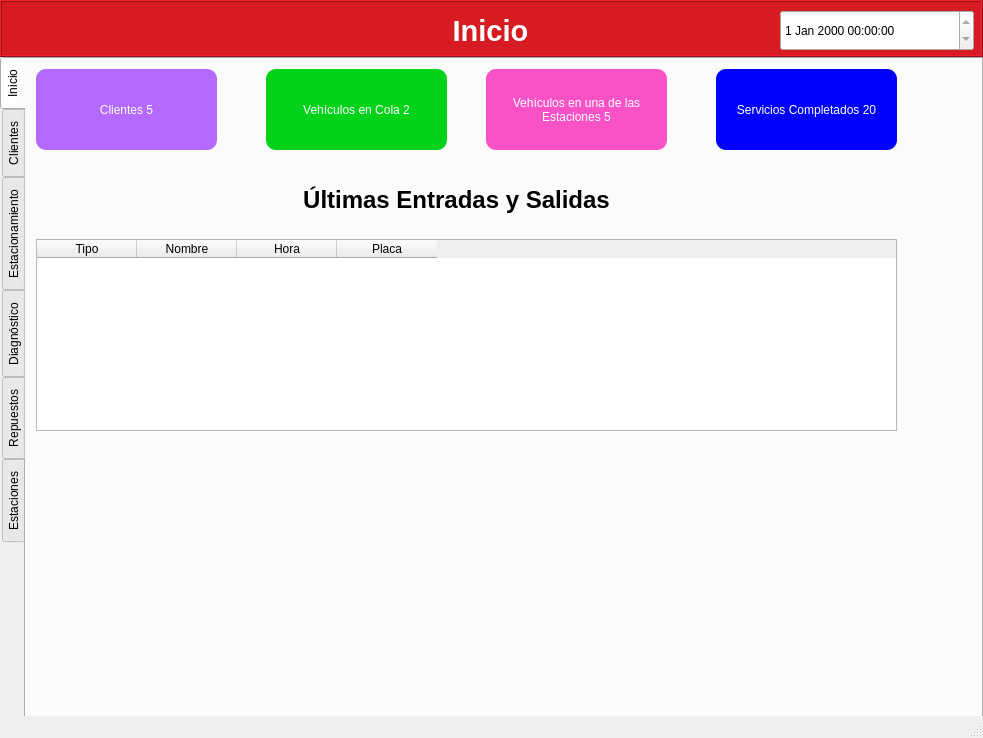
First picture: the form in src/taller/taller.ui, repository gabrielmj23/taller-mecanico-so, before the edit.
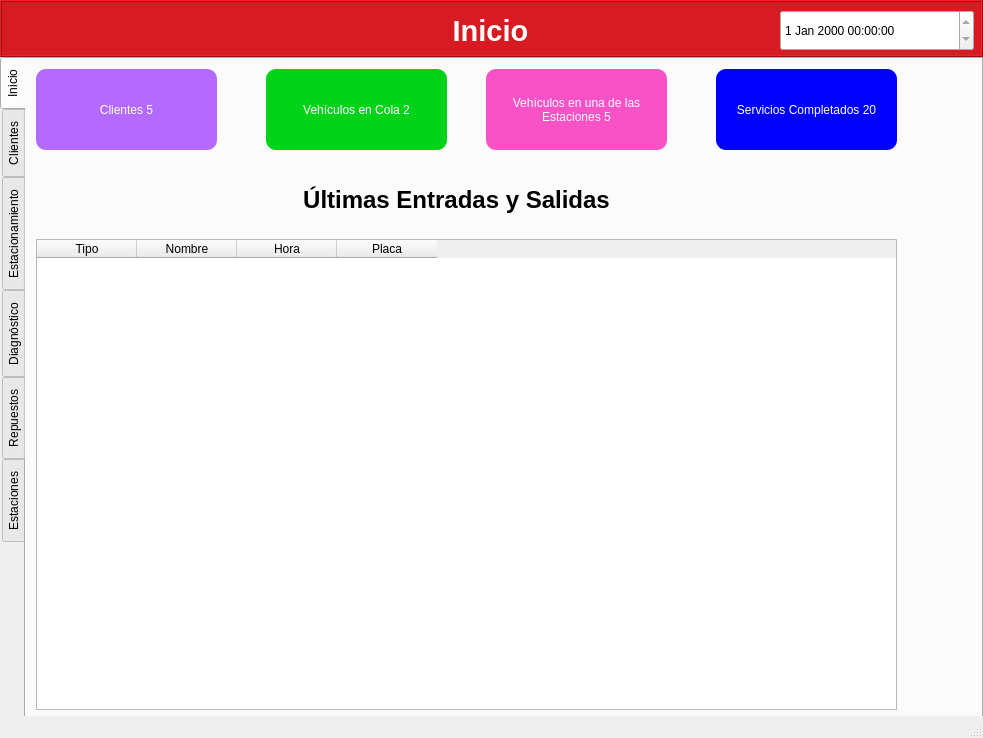
Second picture: the form after the edit. The open tabs and pages were chosen to show the change.

What changed in the file:
```diff
--- a/src/taller/taller.ui
+++ b/src/taller/taller.ui
@@ -227,7 +227,7 @@
         <x>10</x>
         <y>180</y>
         <width>861</width>
-        <height>192</height>
+        <height>471</height>
        </rect>
       </property>
       <column>
```
Left out of the diff: 4 changed lines with no effect on the pictures.
